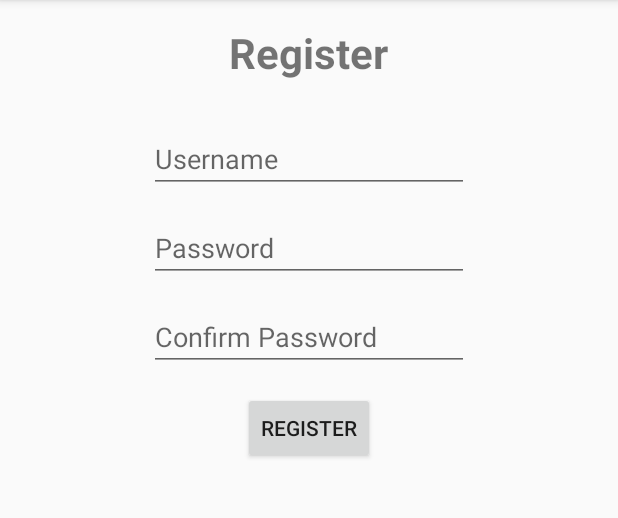
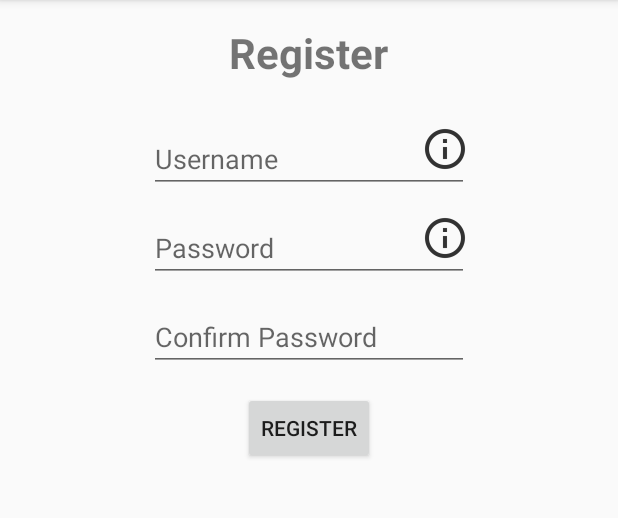
Before and after one commit to phansieeex3/theMemeBible, an Android app: the screen it shows after launch (MainActivity), after a tap on "REGISTER", on a phone screen of 412 x 824 dp, the part 84-602 px from its top. Run offline under Robolectric (Android 15) with nearby library versions, the phone set to English and light mode, and no system bars.

Commit message:
Added Info buttons for Register fragment and XML, prep permissions for storage to device.

```diff
--- a/app/src/main/AndroidManifest.xml
+++ b/app/src/main/AndroidManifest.xml
@@ -3,6 +3,7 @@
     package="group3.tcss450.uw.edu.thememebible">
 
     <uses-permission android:name="android.permission.INTERNET" />
+    <uses-permission android:name="android.permission.WRITE_EXTERNAL_STORAGE" />
 
     <application
         android:allowBackup="true"
--- a/app/src/main/java/group3/tcss450/uw/edu/thememebible/MainActivity.java
+++ b/app/src/main/java/group3/tcss450/uw/edu/thememebible/MainActivity.java
@@ -1,7 +1,12 @@
 package group3.tcss450.uw.edu.thememebible;
 
+import android.Manifest;
+import android.content.pm.PackageManager;
 import android.os.AsyncTask;
 import android.os.Bundle;
+import android.os.Environment;
+import android.support.annotation.NonNull;
+import android.support.v4.app.ActivityCompat;
 import android.support.v4.app.Fragment;
 import android.support.v4.app.FragmentTransaction;
 import android.support.v7.app.AppCompatActivity;
@@ -28,6 +33,7 @@ public class MainActivity extends AppCompatActivity implements InitialFragment.O
 
     private static final String TAG = "MainActivity";
     protected static final String PARTIAL_URL = "http://thememebible.ddns.net/app/app_"; // for backend
+    private static final int MY_PERMISSIONS_WRITE_EXTERNAL = 1001;
     private Bundle mLoginArgs;
     private Bundle mRegisterArgs;
     private ArrayList<Meme> mMemeData;
@@ -43,6 +49,16 @@ public class MainActivity extends AppCompatActivity implements InitialFragment.O
         mPhotoFragment = new PhotoFragment();
         mLoadingFragment = new LoadingFragment();
         mSearch = "";
+
+        // request permission to storage here.
+        // re-check in share_meme fragment for where to store images (external vs internal)
+        if (ActivityCompat.checkSelfPermission(this, Manifest.permission.WRITE_EXTERNAL_STORAGE)
+                != PackageManager.PERMISSION_GRANTED) {
+            ActivityCompat.requestPermissions(this,
+                    new String[]{Manifest.permission.WRITE_EXTERNAL_STORAGE},
+                    MY_PERMISSIONS_WRITE_EXTERNAL);
+        }
+
         // instantiate InitialFragment
         if (savedInstanceState == null) {
             if (findViewById(R.id.fragmentContainer) != null) {
@@ -96,9 +112,11 @@ public class MainActivity extends AppCompatActivity implements InitialFragment.O
                 task = new MemeDataTask(getApplicationContext(), this);
                 task.execute(UrlBuilder.getGeneratorSearchUrl(mSearch)); // mSearch set in CatalogFragment
                 break;
+
             case R.id.catalog_button2:
                 loadFragment(new meme_editor()); // Testing UI for meme editor.
                 break;
+
             case R.id.catalog_button3:
                 loadFragment(new share_meme());
                 break;
--- a/app/src/main/java/group3/tcss450/uw/edu/thememebible/RegisterFragment.java
+++ b/app/src/main/java/group3/tcss450/uw/edu/thememebible/RegisterFragment.java
@@ -11,6 +11,8 @@ import android.view.View;
 import android.view.ViewGroup;
 import android.widget.Button;
 import android.widget.EditText;
+import android.widget.ImageButton;
+import android.widget.PopupWindow;
 import android.widget.Toast;
 
 import org.json.JSONException;
@@ -33,6 +35,10 @@ public class RegisterFragment extends Fragment implements View.OnClickListener {
     private static final String TAG = "RegisterFragment";
     private OnFragmentInteractionListener mListener;
     private static final int MINIMUM_LENGTH = 6;
+    private static final String USERNAME_INFO = "Username must be a minimum of "
+            + MINIMUM_LENGTH + " alphanumeric characters";
+    private static final String PASSWORD_INFO = "Password must be a minimum of "
+            + MINIMUM_LENGTH + " alphanumeric characters";
 
     public RegisterFragment() {
         // Required empty public constructor
@@ -46,6 +52,23 @@ public class RegisterFragment extends Fragment implements View.OnClickListener {
         // add listener for Register button
         Button b = (Button) v.findViewById(R.id.btnRegisterUser);
         b.setOnClickListener(this);
+
+        ImageButton infoUsername = (ImageButton) v.findViewById(R.id.btnUsernameInfo);
+        infoUsername.setOnClickListener(new View.OnClickListener() {
+            @Override
+            public void onClick(View view) {
+                showToast(USERNAME_INFO);
+            }
+        });
+
+
+        ImageButton infoPassword = (ImageButton) v.findViewById(R.id.btnPasswordInfo);
+        infoPassword.setOnClickListener(new View.OnClickListener() {
+            @Override
+            public void onClick(View view) {
+                showToast(PASSWORD_INFO);
+            }
+        });
 
         return v;
     }
@@ -83,12 +106,10 @@ public class RegisterFragment extends Fragment implements View.OnClickListener {
 
                 // check lengths
                 if (strUsername.length() < MINIMUM_LENGTH || !isAlphanumeric(strUsername)) {
-                    showToast("Username must be a minimum of " + MINIMUM_LENGTH
-                            + " alphanumeric characters!");
+                    showToast(USERNAME_INFO);
                     return;
                 } else if (strPassword.length() < MINIMUM_LENGTH || !isAlphanumeric(strPassword)) {
-                    showToast("Password must be a minimum of " + MINIMUM_LENGTH
-                            + " alphanumeric characters!");
+                    showToast(PASSWORD_INFO);
                     return;
                 } else if (TextUtils.isEmpty(strUsername)) { // check if any edittexts are empty
                     etUsername.setError("Please enter your username");
--- a/app/src/main/java/group3/tcss450/uw/edu/thememebible/Utility/MemeDataTask.java
+++ b/app/src/main/java/group3/tcss450/uw/edu/thememebible/Utility/MemeDataTask.java
@@ -88,6 +88,7 @@ public class MemeDataTask extends AsyncTask<String, Void, String> {
         // encountered network issue or issue with URL
         if (result.startsWith("Unable to")) {
             Toast.makeText(mContext, result, Toast.LENGTH_LONG).show();
+            // if API is down, could try to grab from a homebrewed API service here
         } else {
 
             try {
--- a/app/src/main/res/layout/fragment_meme_editor.xml
+++ b/app/src/main/res/layout/fragment_meme_editor.xml
@@ -39,7 +39,6 @@
             android:paddingRight="16dp"
             android:paddingTop="2dp" />
 
-
         <include layout="@layout/meme_content"
             android:layout_height="338dp"
             android:layout_width="376dp" />
--- a/app/src/main/res/layout/fragment_register.xml
+++ b/app/src/main/res/layout/fragment_register.xml
@@ -16,6 +16,16 @@
         android:layout_alignParentTop="true"
         android:layout_centerHorizontal="true" />
 
+    <!--<ImageButton-->
+        <!--android:id="@+id/btnRegisterInfo"-->
+        <!--android:layout_width="wrap_content"-->
+        <!--android:layout_height="wrap_content"-->
+        <!--android:src="@drawable/ic_info"-->
+        <!--android:layout_above="@+id/editPassword"-->
+        <!--android:layout_alignRight="@+id/editUsername"-->
+        <!--android:layout_alignEnd="@+id/editUsername" />-->
+        <!--android:text="Button"/>-->
+
     <EditText
         android:id="@+id/editUsername"
         android:layout_width="wrap_content"
@@ -25,7 +35,8 @@
         android:hint="@string/username_loginfragment_label"
         android:inputType="textNoSuggestions|textVisiblePassword"
         android:layout_below="@+id/tvRegister"
-        android:layout_centerHorizontal="true" />
+        android:layout_centerHorizontal="true"
+        android:paddingRight="34dp"/>
 
     <EditText
         android:id="@+id/editPassword"
@@ -37,7 +48,8 @@
         android:layout_marginTop="14dp"
         android:ems="10"
         android:hint="@string/password_loginfragment_label"
-        android:inputType="textNoSuggestions|textPassword" />
+        android:inputType="textNoSuggestions|textPassword"
+        android:paddingRight="34dp"/>
 
     <EditText
         android:id="@+id/editPasswordConf"
@@ -51,7 +63,6 @@
         android:hint="@string/password_confirm_text"
         android:inputType="textNoSuggestions|textPassword" />
 
-
     <Button
         android:id="@+id/btnRegisterUser"
         android:layout_width="wrap_content"
@@ -60,6 +71,32 @@
         android:layout_centerHorizontal="true"
         android:layout_marginTop="14dp"
         android:text="@string/register_initialfragment_button" />
+
+
+    <!-- wtf color is that -->
+    <ImageButton
+        android:id="@+id/btnUsernameInfo"
+        android:layout_width="wrap_content"
+        android:layout_height="wrap_content"
+        android:background="#FFFAFAFA"
+        app:srcCompat="@drawable/ic_info"
+        android:layout_alignTop="@+id/editUsername"
+        android:layout_alignRight="@+id/editUsername"
+        android:layout_alignEnd="@+id/editUsername"
+        android:layout_marginLeft="-34dp"
+        android:layout_marginStart="-34dp" />
+
+    <ImageButton
+        android:id="@+id/btnPasswordInfo"
+        android:layout_width="wrap_content"
+        android:layout_height="wrap_content"
+        android:background="#FFFAFAFA"
+        app:srcCompat="@drawable/ic_info"
+        android:layout_alignTop="@+id/editPassword"
+        android:layout_alignRight="@+id/editPassword"
+        android:layout_alignEnd="@+id/editPassword"
+        android:layout_marginLeft="-34dp"
+        android:layout_marginStart="-34dp" />
 
     <!--<ImageView-->
         <!--android:id="@+id/imageView2"-->
--- a/app/src/main/res/layout/fragment_share_meme.xml
+++ b/app/src/main/res/layout/fragment_share_meme.xml
@@ -11,7 +11,6 @@
         android:orientation="vertical"
         android:paddingBottom="16dp"
         android:paddingTop="0dp">
-
 
         <include
             layout="@layout/meme_content"
--- a/build.gradle
+++ b/build.gradle
@@ -5,7 +5,7 @@ buildscript {
         jcenter()
     }
     dependencies {
-        classpath 'com.android.tools.build:gradle:2.3.1'
+        classpath 'com.android.tools.build:gradle:2.3.2'
 
         // NOTE: Do not place your application dependencies here; they belong
         // in the individual module build.gradle files
```
Also changed, not shown: app/src/main/java/group3/tcss450/uw/edu/thememebible/share_meme.java (+60 -4 lines), app/src/main/ic_info-web.png (added), app/src/main/res/drawable-hdpi/ic_info.png (added), app/src/main/res/drawable-mdpi/ic_info.png (added), app/src/main/res/drawable-xhdpi/ic_info.png (added), app/src/main/res/drawable-xxhdpi/ic_info.png (added), 1 other file.
